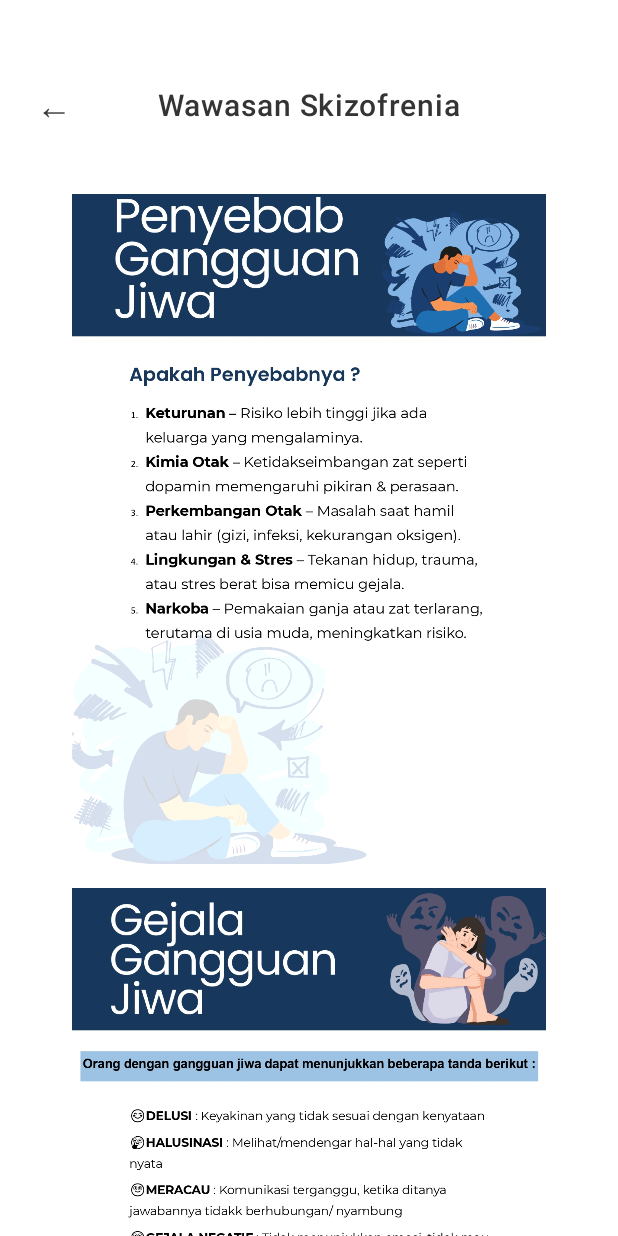
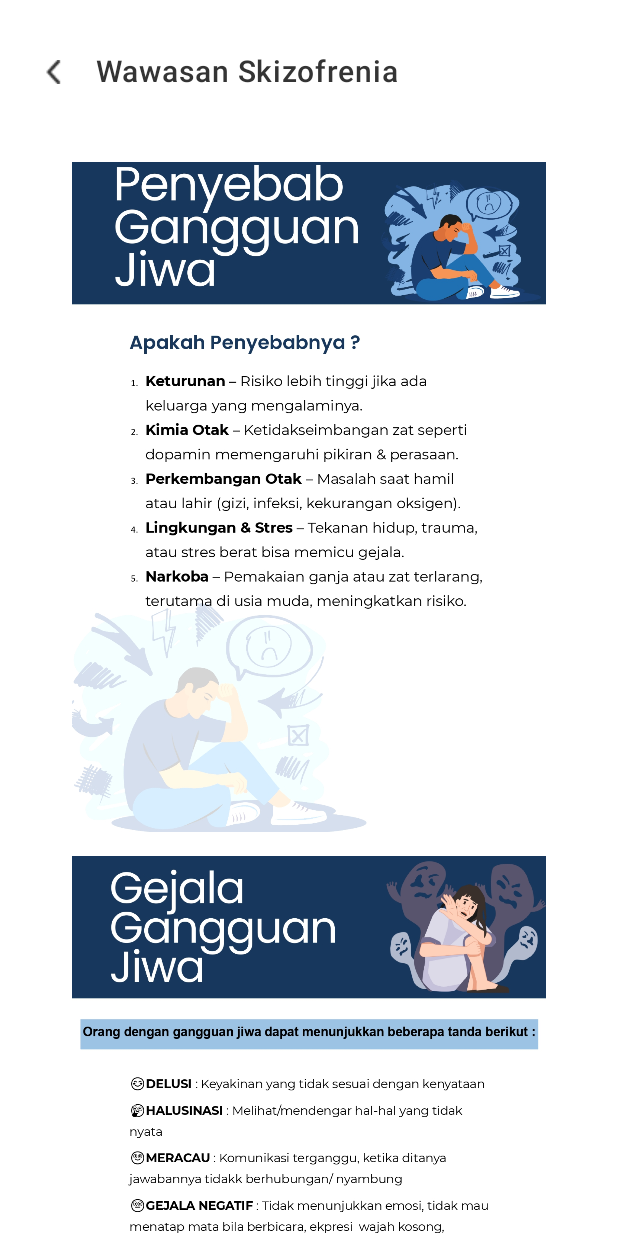
Before and after one commit to kurokoru/siagajiwaid, an Android app built with Jetpack Compose: the HomeScreen screen opened through its navigation route, after a tap on "Wawasan Skizofrenia", on a phone screen of 412 x 824 dp. Run offline under Robolectric (Android 15) with nearby library versions, the phone set to English and light mode, and no system bars.

Commit message:
fixing UI

```diff
--- a/app/build.gradle.kts
+++ b/app/build.gradle.kts
@@ -58,4 +58,5 @@ dependencies {
     debugImplementation("androidx.compose.ui:ui-tooling")
     debugImplementation("androidx.compose.ui:ui-test-manifest")
     implementation("androidx.navigation:navigation-compose:2.9.2")
+    implementation("io.coil-kt:coil-compose:2.5.0")
 }
--- a/app/src/main/AndroidManifest.xml
+++ b/app/src/main/AndroidManifest.xml
@@ -1,6 +1,9 @@
 <?xml version="1.0" encoding="utf-8"?>
 <manifest xmlns:android="http://schemas.android.com/apk/res/android"
     xmlns:tools="http://schemas.android.com/tools">
+
+    <uses-permission android:name="android.permission.INTERNET" />
+    <uses-permission android:name="android.permission.ACCESS_NETWORK_STATE" />
 
     <application
         android:allowBackup="true"
--- a/app/src/main/java/com/siagajiwa/siagajiwaid/screens/HomeScreen.kt
+++ b/app/src/main/java/com/siagajiwa/siagajiwaid/screens/HomeScreen.kt
@@ -48,7 +48,7 @@ fun HomeScreen(navController: NavHostController) {
             modifier = Modifier.fillMaxSize()
         ) {
             // Status Bar Space
-            Spacer(modifier = Modifier.height(40.dp))
+            Spacer(modifier = Modifier.height(20.dp))
 
             // Header Section with Purple Background
             Column(
@@ -60,10 +60,10 @@ fun HomeScreen(navController: NavHostController) {
                 Text(
                     text = "Hi, Melissa Jenner",
                     color = White,
-                    fontSize = 16.sp,
+                    fontSize = 20.sp,
                     fontWeight = FontWeight.Medium
                 )
-                Spacer(modifier = Modifier.height(20.dp))
+                Spacer(modifier = Modifier.height(16.dp))
             }
 
             // White Content Section with rounded top corners
@@ -498,9 +498,9 @@ fun CategoryGrid(navController: NavHostController) {
             )
             CategoryCard(
                 title = "Video\nTutorial",
-                icon = R.drawable.video, // Will be replaced with correct icon
+                icon = R.drawable.video,
                 modifier = Modifier.weight(1f),
-                onClick = { /* Handle click */ }
+                onClick = { navController.navigate("VideoScreen") }
             )
         }
     }
--- a/app/src/main/java/com/siagajiwa/siagajiwaid/screens/Navigation.kt
+++ b/app/src/main/java/com/siagajiwa/siagajiwaid/screens/Navigation.kt
@@ -1,9 +1,11 @@
 package com.siagajiwa.siagajiwaid.screens
 
 import androidx.compose.runtime.Composable
+import androidx.navigation.NavType
 import androidx.navigation.compose.NavHost
 import androidx.navigation.compose.composable
 import androidx.navigation.compose.rememberNavController
+import androidx.navigation.navArgument
 import com.siagajiwa.siagajiwaid.components.ForgotPasswordScreen
 import com.siagajiwa.siagajiwaid.components.LoginScreen
 import com.siagajiwa.siagajiwaid.components.ResetPasswordScreen
@@ -85,5 +87,25 @@ fun Navigation() {
         ) {
             SchizophreniaInsightScreen(navController)
         }
+        composable(
+            route = "VideoScreen"
+        ) {
+            VideoScreen(navController)
+        }
+        composable(
+            route = "VideoPlayerScreen/{videoUrl}/{videoTitle}",
+            arguments = listOf(
+                navArgument("videoUrl") { type = NavType.StringType },
+                navArgument("videoTitle") { type = NavType.StringType }
+            )
+        ) { backStackEntry ->
+            val videoUrl = backStackEntry.arguments?.getString("videoUrl") ?: ""
+            val videoTitle = backStackEntry.arguments?.getString("videoTitle") ?: ""
+            VideoPlayerScreen(
+                navController = navController,
+                videoUrl = videoUrl,
+                videoTitle = videoTitle
+            )
+        }
     }
 }
--- a/app/src/main/java/com/siagajiwa/siagajiwaid/screens/PatientQuiz.kt
+++ b/app/src/main/java/com/siagajiwa/siagajiwaid/screens/PatientQuiz.kt
@@ -64,7 +64,7 @@ fun QuestionnaireScreen(navController: NavHostController) {
             modifier = Modifier.fillMaxSize()
         ) {
             // Status Bar Spacer
-            Spacer(modifier = Modifier.height(44.dp))
+            Spacer(modifier = Modifier.height(20.dp))
 
             // Navigation Bar
             NavigationBar(
--- a/app/src/main/java/com/siagajiwa/siagajiwaid/screens/QuizResultScreen.kt
+++ b/app/src/main/java/com/siagajiwa/siagajiwaid/screens/QuizResultScreen.kt
@@ -51,7 +51,7 @@ fun QuizResultScreen(
             modifier = Modifier.fillMaxSize()
         ) {
             // Status Bar Spacer
-            Spacer(modifier = Modifier.height(44.dp))
+            Spacer(modifier = Modifier.height(20.dp))
 
             // Title
             Text(
--- a/app/src/main/java/com/siagajiwa/siagajiwaid/screens/QuizScreen.kt
+++ b/app/src/main/java/com/siagajiwa/siagajiwaid/screens/QuizScreen.kt
@@ -61,7 +61,7 @@ fun QuizScreen(navController: NavHostController) {
             modifier = Modifier.fillMaxSize()
         ) {
             // Status Bar Spacer
-            Spacer(modifier = Modifier.height(44.dp))
+            Spacer(modifier = Modifier.height(20.dp))
 
             // Navigation Bar
             QuizNavigationBar(
--- a/app/src/main/java/com/siagajiwa/siagajiwaid/screens/SchizophreniaInsightScreen.kt
+++ b/app/src/main/java/com/siagajiwa/siagajiwaid/screens/SchizophreniaInsightScreen.kt
@@ -40,7 +40,7 @@ fun SchizophreniaInsightScreen(navController: NavHostController) {
             modifier = Modifier.fillMaxSize()
         ) {
             // Status Bar Spacer
-            Spacer(modifier = Modifier.height(44.dp))
+            Spacer(modifier = Modifier.height(20.dp))
 
             // Navigation Bar
             SchizophreniaInsightNavigationBar(
@@ -87,33 +87,33 @@ private fun SchizophreniaInsightNavigationBar(
     title: String,
     onBackClick: () -> Unit
 ) {
-    Box(
+    Row(
         modifier = Modifier
             .fillMaxWidth()
-            .height(53.dp)
-            .background(White),
-        contentAlignment = Alignment.Center
+            .height(56.dp)
+            .padding(horizontal = 24.dp),
+        verticalAlignment = Alignment.CenterVertically
     ) {
-        // Back Button
-        Box(
-            modifier = Modifier
-                .align(Alignment.CenterStart)
-                .padding(start = 24.dp)
-                .clickable { onBackClick() }
+        IconButton(
+            onClick = { onBackClick() },
+            modifier = Modifier.size(24.dp)
         ) {
-            Text(
-                text = "←",
-                fontSize = 24.sp,
-                color = DarkLight
+            Icon(
+                painter = painterResource(id = R.drawable.arrow),
+                contentDescription = "Back",
+                tint = DarkLight,
+                modifier = Modifier.size(16.dp)
             )
         }
 
-        // Title
+        Spacer(modifier = Modifier.width(16.dp))
+
         Text(
             text = title,
             fontSize = 20.sp,
             fontWeight = FontWeight.SemiBold,
-            color = DarkLight
+            color = DarkLight,
+            modifier = Modifier.weight(1f)
         )
     }
 }
--- a/app/src/main/java/com/siagajiwa/siagajiwaid/screens/StressTestResultScreen.kt
+++ b/app/src/main/java/com/siagajiwa/siagajiwaid/screens/StressTestResultScreen.kt
@@ -70,7 +70,7 @@ fun StressTestResultScreen(
             modifier = Modifier.fillMaxSize()
         ) {
             // Status Bar Spacer
-            Spacer(modifier = Modifier.height(44.dp))
+            Spacer(modifier = Modifier.height(20.dp))
 
             // Navigation Bar
             Row(
```
Also changed, not shown: app/src/main/java/com/siagajiwa/siagajiwaid/screens/ActivityHistoryScreen.kt (+10 -2 lines), app/src/main/java/com/siagajiwa/siagajiwaid/screens/PatientCareScreen.kt (+17 -17 lines), app/src/main/java/com/siagajiwa/siagajiwaid/screens/StressManagementMaterialScreen.kt (+17 -17 lines).
